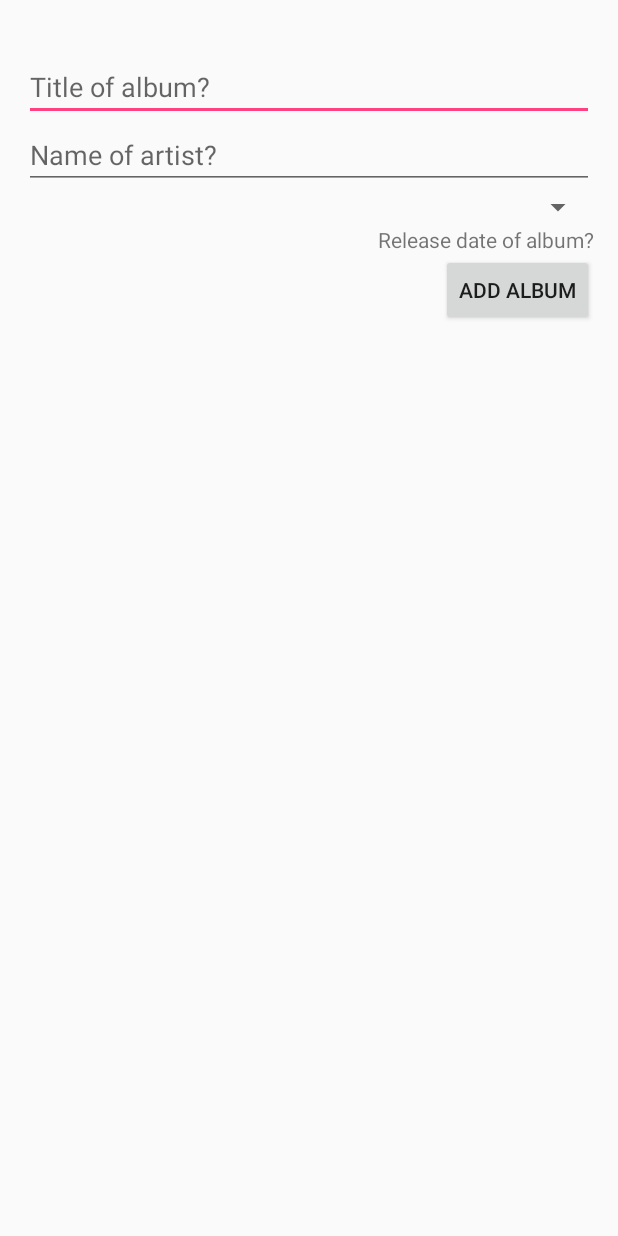
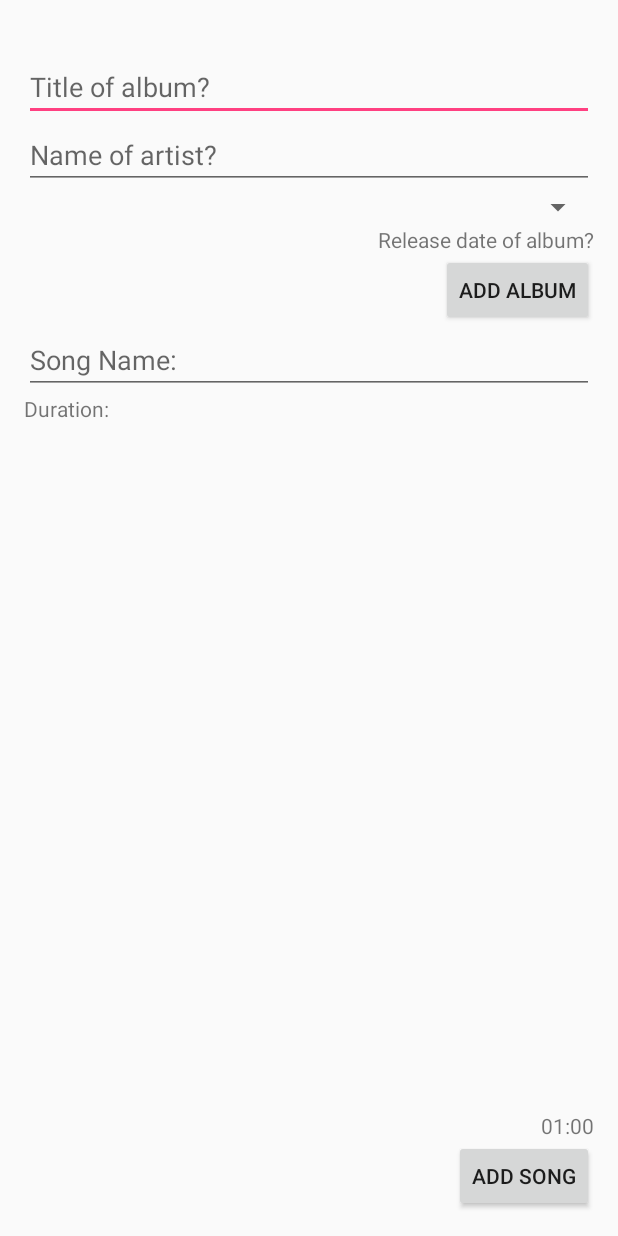
Before and after one commit to NegarehMir/ECSE321Project, an Android app: the layout content_main.xml on its own in the app's theme, with its tools: preview values and no code run, on a phone screen of 412 x 824 dp. Run offline under Robolectric (Android 15) with nearby library versions, the phone set to English and light mode, and no system bars.

Commit message:
updated mobile app

```diff
--- a/Mobile/app/src/main/res/layout/content_main.xml
+++ b/Mobile/app/src/main/res/layout/content_main.xml
@@ -57,5 +57,38 @@
             android:onClick="addAlbum" />
         <!-- end Add album Section -->
 
+        <!-- Add song Section -->
+        <EditText
+            android:layout_width="fill_parent"
+            android:layout_height="wrap_content"
+            android:id="@+id/newsong_title"
+            android:hint="Song Name:" />
+        <TextView
+            android:layout_height="wrap_content"
+            android:layout_width="wrap_content"
+            android:layout_weight="1"
+            android:text="Duration:"/>
+
+        <GridView
+            android:layout_width="match_parent"
+            android:layout_height="144dp"
+            android:id="@+id/gridView"
+            android:numColumns="2"
+            android:choiceMode="multipleChoice" />
+
+        <TextView
+            android:layout_height="wrap_content"
+            android:layout_width="wrap_content"
+            android:text="01:00"
+            android:layout_gravity="end"
+            android:id="@+id/newsong_duration"
+            android:onClick="showTimePickerDialog"/>
+        <Button
+            android:layout_width="wrap_content"
+            android:layout_height="wrap_content"
+            android:text="Add Song"
+            android:layout_gravity="end"
+            android:onClick="addSong"/>
+
     </LinearLayout>
 </RelativeLayout>
```
Also changed, not shown: Mobile/app/src/main/java/ca/mcgill/ecse321/group01/homeaudiosystem/MainActivity.java (+52 -14 lines), Mobile/app/libs/HomeAudioSystem.jar (deleted), 3 other files.
